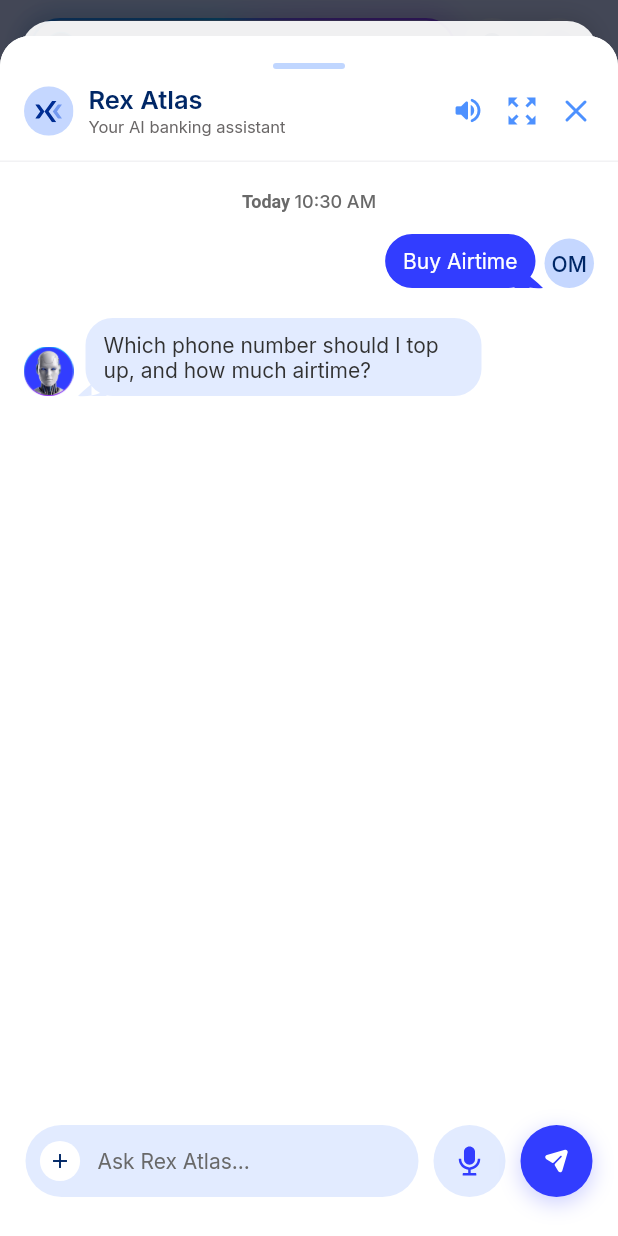
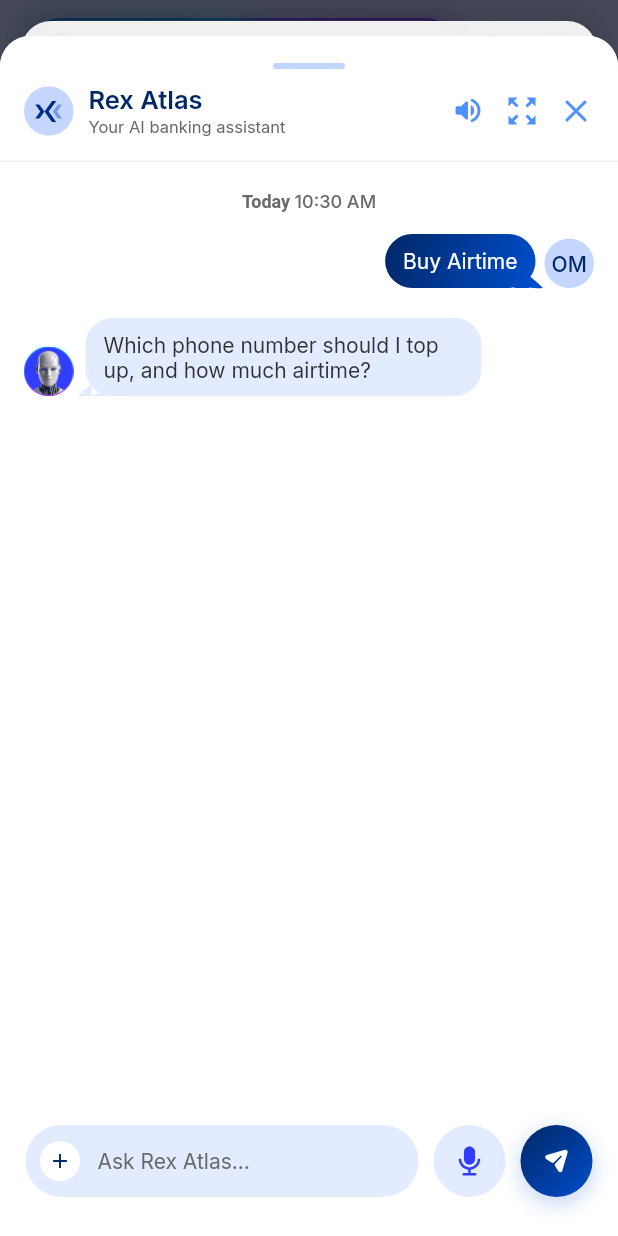
Before and after one commit to Kent-Sammy/rexverse, a Flutter app: the screen it shows after launch, after a tap on "Airtime", on a phone screen of 412 x 824 dp. Run offline on Flutter 3.47's test engine with Material 3 defaults, Android fonts, the phone set to English and light mode, and no system bars; our stand-ins replace audioplayers, file_picker, flutter_svg, speech_to_text; accounts and stored records are empty; project files that could hold a hidden picture were left out.

Commit message:
Rex Atlas: navy-to-blue gradient on user bubbles and chat send button
Add RexColors.userGradient (#002766 -> #004ECC) and use it for the user's
chat bubbles, attachment bubbles and the send button on the light chat
composer. White text keeps WCAG AA contrast on both ends.

Co-Authored-By: Claude Opus 5.5 <noreply@anthropic.com>
Claude-Session: https://claude.ai/code/session_01EjWxE6W9E8HwFDXk54C2wv

```diff
--- a/rex_atlas/lib/core/design_system/rex_colors.dart
+++ b/rex_atlas/lib/core/design_system/rex_colors.dart
@@ -12,6 +12,16 @@ abstract final class RexColors {
   // Brand
   static const navy = Color(0xFF002766);
   static const primary = Color(0xFF323DFF);
+
+  /// Navy → Rex blue gradient for the user's chat bubbles and the chat send
+  /// button (design update: #002766 at 0%, #004ECC at 100%).
+  static const userGradientStart = Color(0xFF002766);
+  static const userGradientEnd = Color(0xFF004ECC);
+  static const userGradient = LinearGradient(
+    begin: Alignment.topLeft,
+    end: Alignment.bottomRight,
+    colors: [userGradientStart, userGradientEnd],
+  );
   static const logoNavy = Color(0xFF002D93);
 
   // Surfaces
--- a/rex_atlas/lib/features/atlas/presentation/widgets/atlas_composer.dart
+++ b/rex_atlas/lib/features/atlas/presentation/widgets/atlas_composer.dart
@@ -255,7 +255,8 @@ class _AtlasComposerState extends State<AtlasComposer>
             ),
           ),
           const SizedBox(width: 10),
-          // Send: its own round button in solid Rex blue.
+          // Send: its own round button, in the user-bubble gradient on light
+          // backgrounds and white on the blue welcome sheet.
           Pressable(
             key: const Key('atlas-send-button'),
             semanticLabel: 'Send message',
@@ -270,11 +271,12 @@ class _AtlasComposerState extends State<AtlasComposer>
                 height: h,
                 alignment: Alignment.center,
                 decoration: BoxDecoration(
-                  color: dark ? Colors.white : RexColors.primary,
+                  color: dark ? Colors.white : null,
+                  gradient: dark ? null : RexColors.userGradient,
                   shape: BoxShape.circle,
                   boxShadow: [
                     BoxShadow(
-                      color: (dark ? Colors.black : RexColors.primary)
+                      color: (dark ? Colors.black : RexColors.userGradientEnd)
                           .withValues(alpha: 0.25),
                       blurRadius: 12,
                       offset: const Offset(0, 4),
--- a/rex_atlas/lib/features/atlas/presentation/widgets/attachment_bubble.dart
+++ b/rex_atlas/lib/features/atlas/presentation/widgets/attachment_bubble.dart
@@ -37,7 +37,7 @@ class AttachmentBubble extends StatelessWidget {
       constraints: const BoxConstraints(maxWidth: 240),
       padding: const EdgeInsets.fromLTRB(10, 10, 14, 10),
       decoration: BoxDecoration(
-        color: RexColors.primary,
+        gradient: RexColors.userGradient,
         borderRadius: BorderRadius.circular(18),
       ),
       child: Row(
--- a/rex_atlas/lib/features/atlas/presentation/widgets/chat_bubble.dart
+++ b/rex_atlas/lib/features/atlas/presentation/widgets/chat_bubble.dart
@@ -91,7 +91,7 @@ class AssistantBubble extends StatelessWidget {
   }
 }
 
-/// User bubble (primary blue).
+/// User bubble (navy → Rex blue gradient).
 class UserBubble extends StatelessWidget {
   const UserBubble({super.key, required this.text, this.tail = true});
   final String text;
@@ -103,7 +103,7 @@ class UserBubble extends StatelessWidget {
       constraints: const BoxConstraints(minHeight: 36),
       padding: _bubblePadding,
       decoration: ShapeDecoration(
-        color: RexColors.primary,
+        gradient: RexColors.userGradient,
         shape: ChatBubbleBorder(
           tail: tail ? BubbleTail.right : BubbleTail.none,
         ),
```
